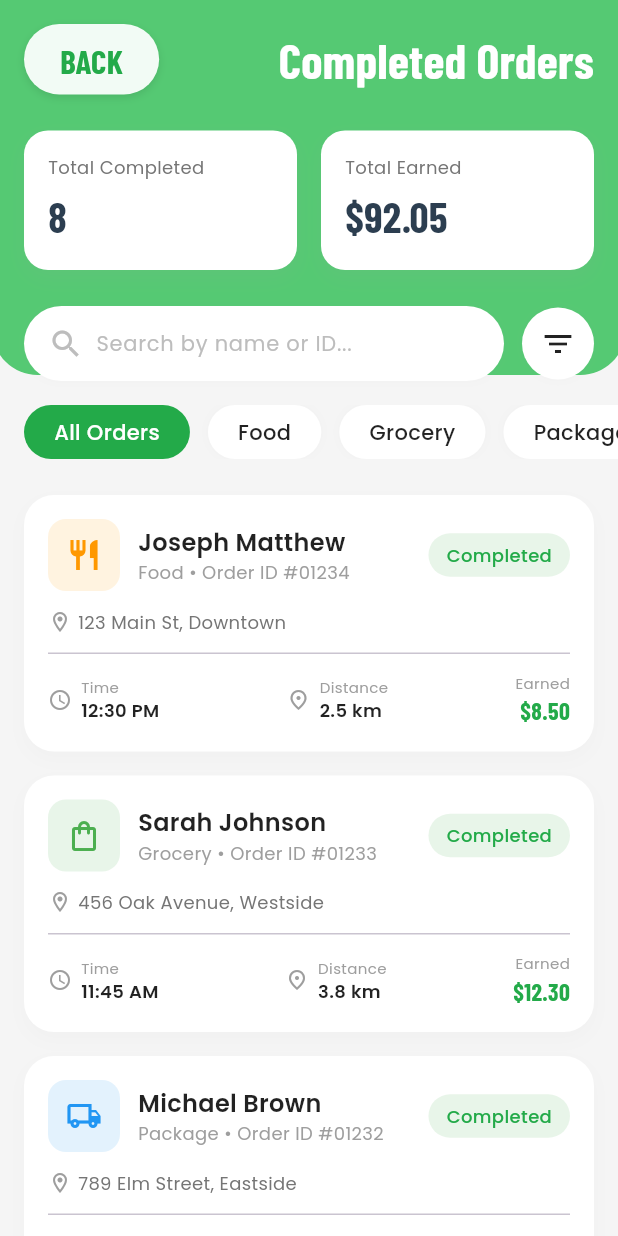
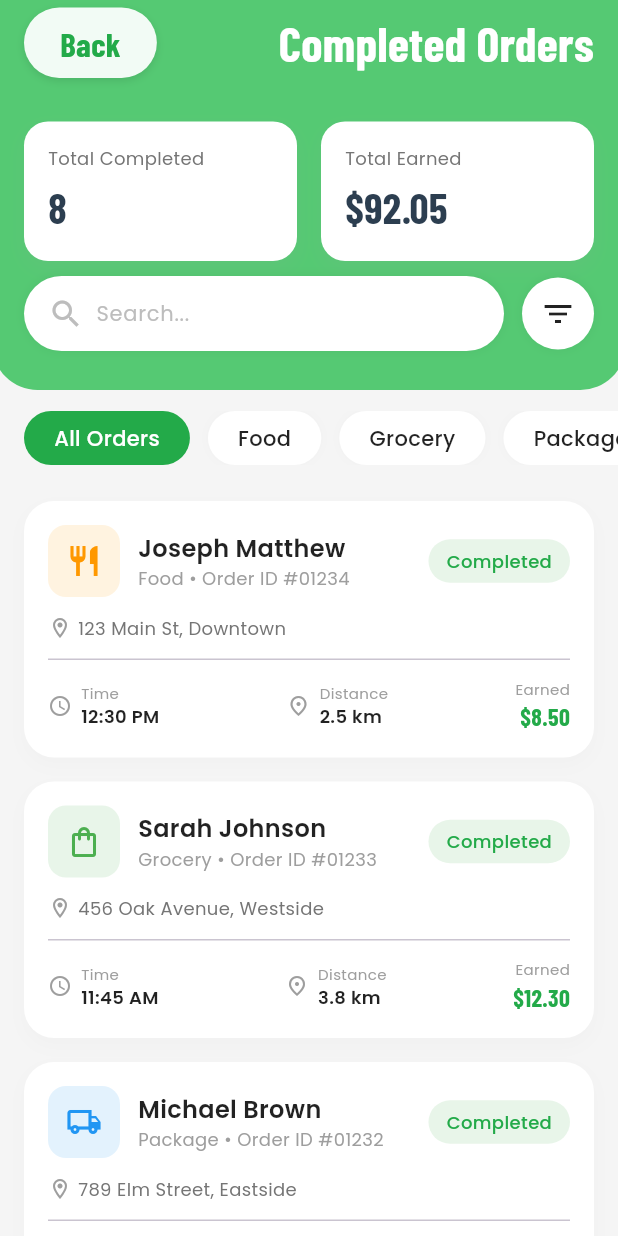
Before and after one commit to SahilParbale/Rider-App, a Flutter app: the CompletedOrdersScreen screen opened directly, on a phone screen of 412 x 824 dp. Run offline on Flutter 3.47's test engine with Material 3 defaults, Android fonts, the phone set to English and light mode, and no system bars; our stand-ins replace google_fonts, google_maps_flutter; network calls fail.

Commit message:
Refine layout, navigation, and UI components across multiple screens

```diff
--- a/lib/completed_orders_screen.dart
+++ b/lib/completed_orders_screen.dart
@@ -101,7 +101,7 @@ class _CompletedOrdersScreenState extends State<CompletedOrdersScreen> {
             left: -5,
             right: -5,
             child: Container(
-              height: 250, // Slightly taller for stats cards
+              height: 260, // Compact height to fit all elements
               decoration: const BoxDecoration(
                 color: AppColors.headerGreen,
                 borderRadius: BorderRadius.only(
@@ -116,7 +116,7 @@ class _CompletedOrdersScreenState extends State<CompletedOrdersScreen> {
             child: Column(
               children: [
                 Padding(
-                  padding: const EdgeInsets.fromLTRB(16, 16, 16, 0),
+                  padding: const EdgeInsets.fromLTRB(16, 5, 16, 0),
                   child: Column(
                     children: [
                       // Header Row
@@ -141,7 +141,7 @@ class _CompletedOrdersScreenState extends State<CompletedOrdersScreen> {
                                  ],
                                ),
                                child: Text(
-                                 "BACK",
+                                 "Back",
                                  style: GoogleFonts.barlowCondensed(
                                    fontSize: 22,
                                    fontWeight: FontWeight.w700,
@@ -162,6 +162,10 @@ class _CompletedOrdersScreenState extends State<CompletedOrdersScreen> {
                                ),
                          ],
                        ),
+                       const SizedBox(height: 5), // Minimized spacing
+
+                       // Summary Cards Row
+
                        const SizedBox(height: 24),
 
                        // Summary Cards Row
@@ -173,6 +177,50 @@ class _CompletedOrdersScreenState extends State<CompletedOrdersScreen> {
                            const SizedBox(width: 16),
                             Expanded(
                              child: _buildSummaryCard("Total Earned", "\$92.05", Colors.white),
+                           ),
+                         ],
+                       ),
+
+                       const SizedBox(height: 10), // Reduced spacing to fit search bar compact
+
+                       // Search Bar & Filter (Moved to Header)
+                       Row(
+                         children: [
+                           Expanded(
+                             child: Container(
+                               padding: const EdgeInsets.symmetric(horizontal: 16),
+                               height: 50,
+                               decoration: BoxDecoration(
+                                 color: Colors.white,
+                                 borderRadius: BorderRadius.circular(25),
+                                 boxShadow: [BoxShadow(color: Colors.black.withOpacity(0.05), blurRadius: 5)],
+                               ),
+                               child: Row(
+                                 children: [
+                                   Icon(Icons.search, color: Colors.grey[400]),
+                                   const SizedBox(width: 8),
+                                   Expanded(
+                                     child: TextField(
+                                       decoration: InputDecoration(
+                                         border: InputBorder.none,
+                                         hintText: "Search...",
+                                         hintStyle: GoogleFonts.poppins(color: Colors.grey[400], fontSize: 14),
+                                       ),
+                                     ),
+                                   ),
+                                 ],
+                               ),
+                             ),
+                           ),
+                           const SizedBox(width: 12),
+                           Container(
+                             padding: const EdgeInsets.all(12),
+                             decoration: BoxDecoration(
+                               color: Colors.white,
+                               shape: BoxShape.circle,
+                                boxShadow: [BoxShadow(color: Colors.black.withOpacity(0.05), blurRadius: 5)],
+                             ),
+                             child: const Icon(Icons.filter_list, color: Colors.black87),
                            ),
                          ],
                        ),
@@ -190,50 +238,7 @@ class _CompletedOrdersScreenState extends State<CompletedOrdersScreen> {
                     ),
                     child: Column(
                       children: [
-                        // Search Bar
-                        Padding(
-                          padding: const EdgeInsets.symmetric(horizontal: 16),
-                          child: Row(
-                            children: [
-                              Expanded(
-                                child: Container(
-                                  padding: const EdgeInsets.symmetric(horizontal: 16),
-                                  height: 50,
-                                  decoration: BoxDecoration(
-                                    color: Colors.white,
-                                    borderRadius: BorderRadius.circular(25),
-                                    boxShadow: [BoxShadow(color: Colors.grey.withOpacity(0.05), blurRadius: 5)],
-                                  ),
-                                  child: Row(
-                                    children: [
-                                      Icon(Icons.search, color: Colors.grey[400]),
-                                      const SizedBox(width: 8),
-                                      Expanded(
-                                        child: TextField(
-                                          decoration: InputDecoration(
-                                            border: InputBorder.none,
-                                            hintText: "Search by name or ID...",
-                                            hintStyle: GoogleFonts.poppins(color: Colors.grey[400], fontSize: 14),
-                                          ),
-                                        ),
-                                      ),
-                                    ],
-                                  ),
-                                ),
-                              ),
-                              const SizedBox(width: 12),
-                              Container(
-                                padding: const EdgeInsets.all(12),
-                                decoration: BoxDecoration(
-                                  color: Colors.white,
-                                  shape: BoxShape.circle,
-                                   boxShadow: [BoxShadow(color: Colors.grey.withOpacity(0.05), blurRadius: 5)],
-                                ),
-                                child: const Icon(Icons.filter_list, color: Colors.black87),
-                              ),
-                            ],
-                          ),
-                        ),
+
                         const SizedBox(height: 16),
 
                         // Filter Chips
--- a/lib/home_screen.dart
+++ b/lib/home_screen.dart
@@ -324,7 +324,7 @@ class _HomeScreenState extends State<HomeScreen> with AutomaticKeepAliveClientMi
                     iconBg: const Color(0xFFE8F5E9),
                     iconColor: Colors.green, // Adjust based on image maybe Teal/Green
                   ),
-                  const SizedBox(height: 80), // Bottom padding for content to not start behind nav bar
+                  const SizedBox(height: 100), // Increased to avoid overlap with nav bar
                       ],
                     ),
                   ),
--- a/lib/profile_screen.dart
+++ b/lib/profile_screen.dart
@@ -215,7 +215,7 @@ class _ProfileScreenState extends State<ProfileScreen> with AutomaticKeepAliveCl
                           _buildSettingsCard(Icons.logout, "Logout", Colors.red, isDestructive: true),
                         ],
                       ),
-                      const SizedBox(height: 40),
+                      const SizedBox(height: 100), // Increased to avoid overlap with nav bar
                       ],
                     ),
                   ),
--- a/lib/settle_payment_screen.dart
+++ b/lib/settle_payment_screen.dart
@@ -54,7 +54,7 @@ class _SettlePaymentScreenState extends State<SettlePaymentScreen> {
             left: -5,
             right: -5,
             child: Container(
-              height: 220,
+              height: 180,
               decoration: const BoxDecoration(
                 color: AppColors.headerGreen,
                 borderRadius: BorderRadius.only(
@@ -70,7 +70,7 @@ class _SettlePaymentScreenState extends State<SettlePaymentScreen> {
               children: [
                 // Fixed Header Section
                 Padding(
-                  padding: const EdgeInsets.fromLTRB(16, 16, 16, 0),
+                  padding: const EdgeInsets.fromLTRB(16, 8, 16, 0),
                   child: Column(
                     crossAxisAlignment: CrossAxisAlignment.start,
                     children: [
@@ -96,7 +96,7 @@ class _SettlePaymentScreenState extends State<SettlePaymentScreen> {
                                 ],
                               ),
                               child: Text(
-                                "BACK",
+                                "Back",
                                 style: GoogleFonts.barlowCondensed(
                                   fontSize: 22,
                                   fontWeight: FontWeight.w700,
--- a/lib/wallet_screen.dart
+++ b/lib/wallet_screen.dart
@@ -143,7 +143,7 @@ class _WalletScreenState extends State<WalletScreen> with AutomaticKeepAliveClie
               children: [
                 // Top Sections (Header + Floating Card)
                  Padding(
-                   padding: const EdgeInsets.fromLTRB(16, 8, 16, 0),
+                   padding: const EdgeInsets.fromLTRB(16, 5, 16, 0),
                    child: Column(
                      crossAxisAlignment: CrossAxisAlignment.start,
                      children: [
@@ -360,7 +360,7 @@ class _WalletScreenState extends State<WalletScreen> with AutomaticKeepAliveClie
                           ),
                         )),
 
-                        const SizedBox(height: 30),
+                        const SizedBox(height: 100), // Increased to avoid overlap with nav bar
                       ],
                     ),
                   ),
```
Also changed, not shown: lib/cancelled_orders_screen.dart (+36 -28 lines), lib/notifications_screen.dart (+11 -5 lines), lib/withdraw_screen.dart (+4 -4 lines), 1 other file.
